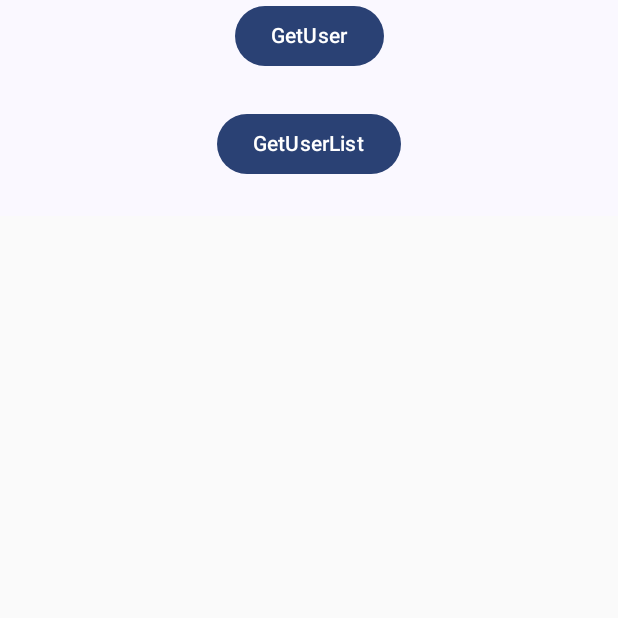
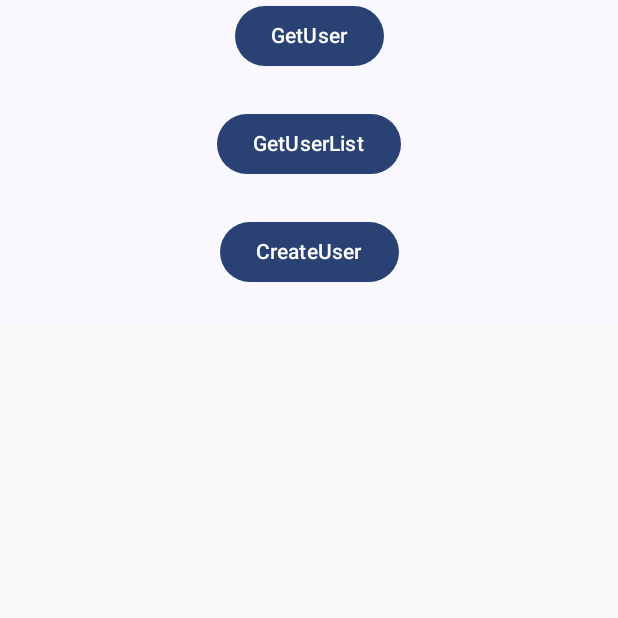
Before and after one commit to jerry0chou/AndroidSamples, an Android app built with Jetpack Compose: the screen it shows after launch (MainActivity), after a tap on "GetUserList", on a phone screen of 412 x 824 dp, the top half of it. Run offline under Robolectric (Android 15) with nearby library versions, the phone set to English and light mode, and no system bars; 1 statement that could not run was skipped.

Commit message:
add createUser

```diff
--- a/network/app/src/main/java/com/example/network/compose/UserScreen.kt
+++ b/network/app/src/main/java/com/example/network/compose/UserScreen.kt
@@ -17,6 +17,7 @@ import androidx.compose.runtime.rememberCoroutineScope
 import androidx.compose.runtime.setValue
 import androidx.compose.ui.Modifier
 import androidx.compose.ui.unit.dp
+import com.example.network.operation.User
 import com.example.network.operation.UserViewModel
 import kotlinx.coroutines.launch
 
@@ -26,6 +27,7 @@ fun UserScreen(userViewModel: UserViewModel){
     val scope = rememberCoroutineScope()
     var user by remember { mutableStateOf("") }
     var userList by remember { mutableStateOf("") }
+    var createdUser by remember { mutableStateOf("") }
 
     Column {
         Row(modifier = Modifier.fillMaxWidth(), horizontalArrangement = Arrangement.Center) {
@@ -53,6 +55,18 @@ fun UserScreen(userViewModel: UserViewModel){
             }
         }
         Text(text = userList)
+
+        Row(modifier = Modifier.fillMaxWidth(), horizontalArrangement = Arrangement.Center) {
+            Button(onClick = {
+                scope.launch {
+                    createdUser = userViewModel.createUser(User(520, "Hello", "World", 25)).toString()
+                }
+            },
+            ) {
+                Text(text = "CreateUser")
+            }
+        }
+        Text(text = createdUser)
     }
 
 
--- a/network/app/src/main/java/com/example/network/operation/UserAPI.kt
+++ b/network/app/src/main/java/com/example/network/operation/UserAPI.kt
@@ -1,6 +1,8 @@
 package com.example.network.operation
 
+import retrofit2.http.Body
 import retrofit2.http.GET
+import retrofit2.http.POST
 import retrofit2.http.Path
 import retrofit2.http.QueryMap
 
@@ -12,4 +14,7 @@ interface UserAPI {
 
     @GET("user/list")
     suspend fun getUserList(@QueryMap map: Map<String, String>): List<User>
+
+    @POST("user/create")
+    suspend fun createUser(@Body user: User): User
 }
--- a/network/app/src/main/java/com/example/network/operation/UserViewModel.kt
+++ b/network/app/src/main/java/com/example/network/operation/UserViewModel.kt
@@ -17,4 +17,8 @@ class UserViewModel : ViewModel() {
     suspend fun getUsers(map: Map<String, String>): List<User>{
         return UserNetwork.userAPI.getUserList(map)
     }
+
+    suspend fun createUser(user: User): User{
+        return UserNetwork.userAPI.createUser(user)
+    }
 }
```
